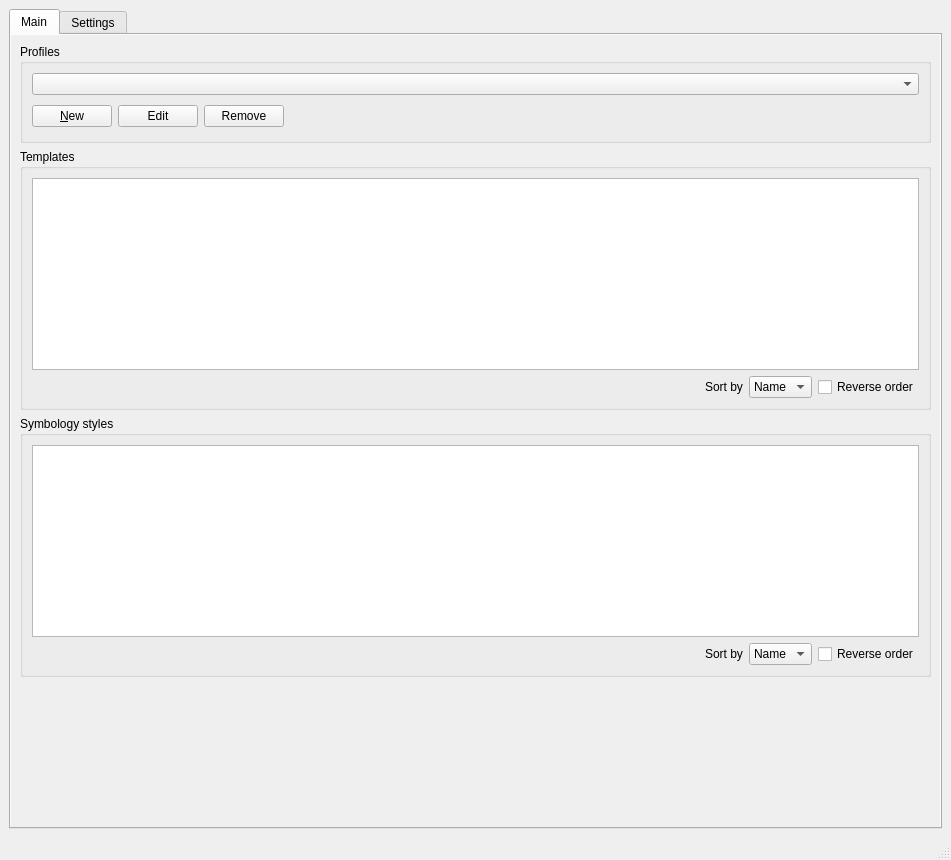
This is src/qgis_templates_symbology/ui/qgis_templates_symbology_main.ui in hotosm/qgis-templates-and-symbology-plugin as Qt 5 draws it before an edit. The edited form follows.
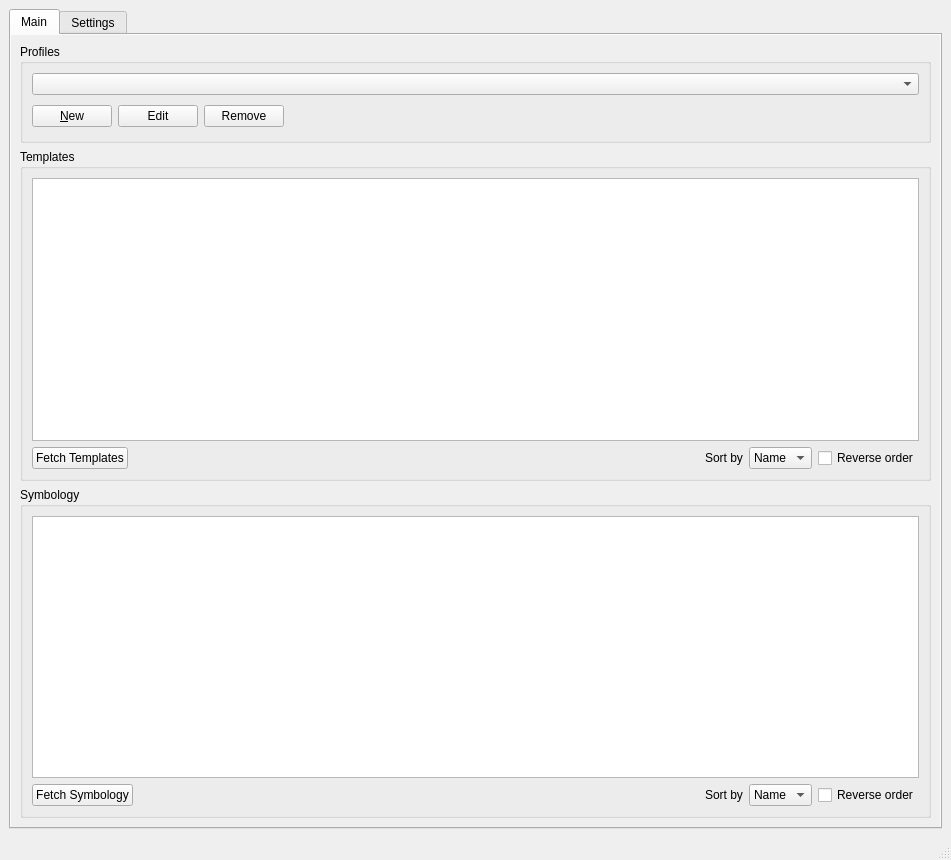
This is the edited form. Custom widgets are drawn as their Qt base class.

Commit message: updates on the layout urls in fetching the templates

```diff
--- a/src/qgis_templates_symbology/ui/qgis_templates_symbology_main.ui
+++ b/src/qgis_templates_symbology/ui/qgis_templates_symbology_main.ui
@@ -219,6 +219,16 @@
                </item>
                <item>
                 <layout class="QHBoxLayout" name="horizontalLayout_6">
+                 <item>
+                  <widget class="QPushButton" name="templates_fetch_btn">
+                   <property name="toolTip">
+                    <string>Fetches new templates and remove old profile templates.</string>
+                   </property>
+                   <property name="text">
+                    <string>Fetch Templates</string>
+                   </property>
+                  </widget>
+                 </item>
                  <item>
                   <spacer name="horizontalSpacer_9">
                    <property name="orientation">
@@ -290,7 +300,7 @@
             <item>
              <widget class="QgsCollapsibleGroupBox" name="symbology_group">
               <property name="title">
-               <string>Symbology styles</string>
+               <string>Symbology</string>
               </property>
               <property name="collapsed">
                <bool>false</bool>
@@ -329,6 +339,16 @@
                </item>
                <item>
                 <layout class="QHBoxLayout" name="horizontalLayout">
+                 <item>
+                  <widget class="QPushButton" name="symbology_fetch_btn">
+                   <property name="toolTip">
+                    <string>Fetches new symbology and remove old profile symbology.</string>
+                   </property>
+                   <property name="text">
+                    <string>Fetch Symbology</string>
+                   </property>
+                  </widget>
+                 </item>
                  <item>
                   <spacer name="horizontalSpacer_8">
                    <property name="orientation">
@@ -400,49 +420,6 @@
               </layout>
              </widget>
             </item>
-            <item>
-             <spacer name="verticalSpacer">
-              <property name="orientation">
-               <enum>Qt::Vertical</enum>
-              </property>
-              <property name="sizeHint" stdset="0">
-               <size>
-                <width>20</width>
-                <height>40</height>
-               </size>
-              </property>
-             </spacer>
-            </item>
-            <item>
-             <layout class="QGridLayout" name="gridLayout_3">
-              <item row="0" column="1">
-               <spacer name="horizontalSpacer_4">
-                <property name="orientation">
-                 <enum>Qt::Horizontal</enum>
-                </property>
-                <property name="sizeHint" stdset="0">
-                 <size>
-                  <width>40</width>
-                  <height>20</height>
-                 </size>
-                </property>
-               </spacer>
-              </item>
-              <item row="0" column="0">
-               <spacer name="horizontalSpacer_3">
-                <property name="orientation">
-                 <enum>Qt::Horizontal</enum>
-                </property>
-                <property name="sizeHint" stdset="0">
-                 <size>
-                  <width>40</width>
-                  <height>20</height>
-                 </size>
-                </property>
-               </spacer>
-              </item>
-             </layout>
-            </item>
            </layout>
           </widget>
          </widget>
```
Left out of the diff: 12 changed lines with no effect on the pictures. The commit also changes 8 other files.
